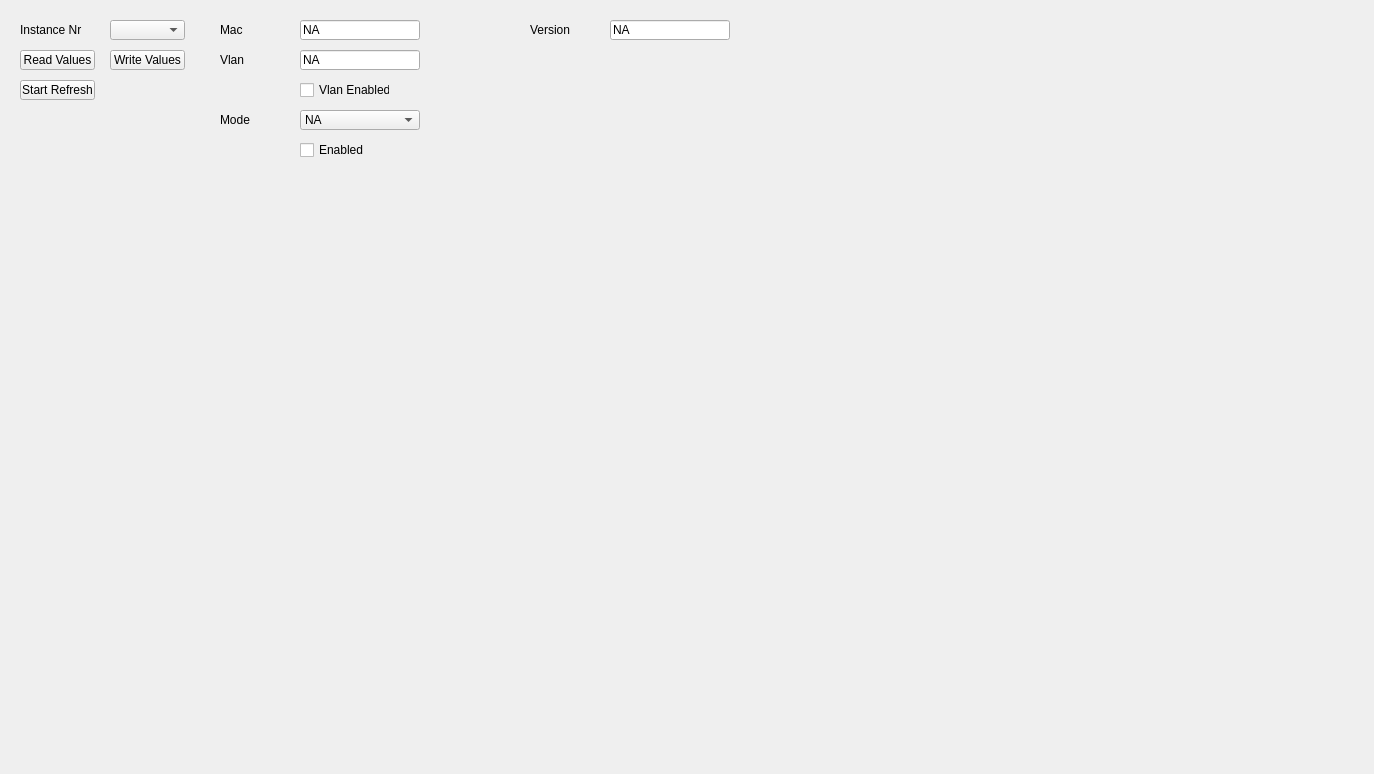
Above: UCM/Library/UniversalConfigurationManager/RedHsrPrpTab/Ucm_RedHsrPrpTab.ui from NetTimeLogic/UniversalConfigurationManager before the change. Below: the same form after it.
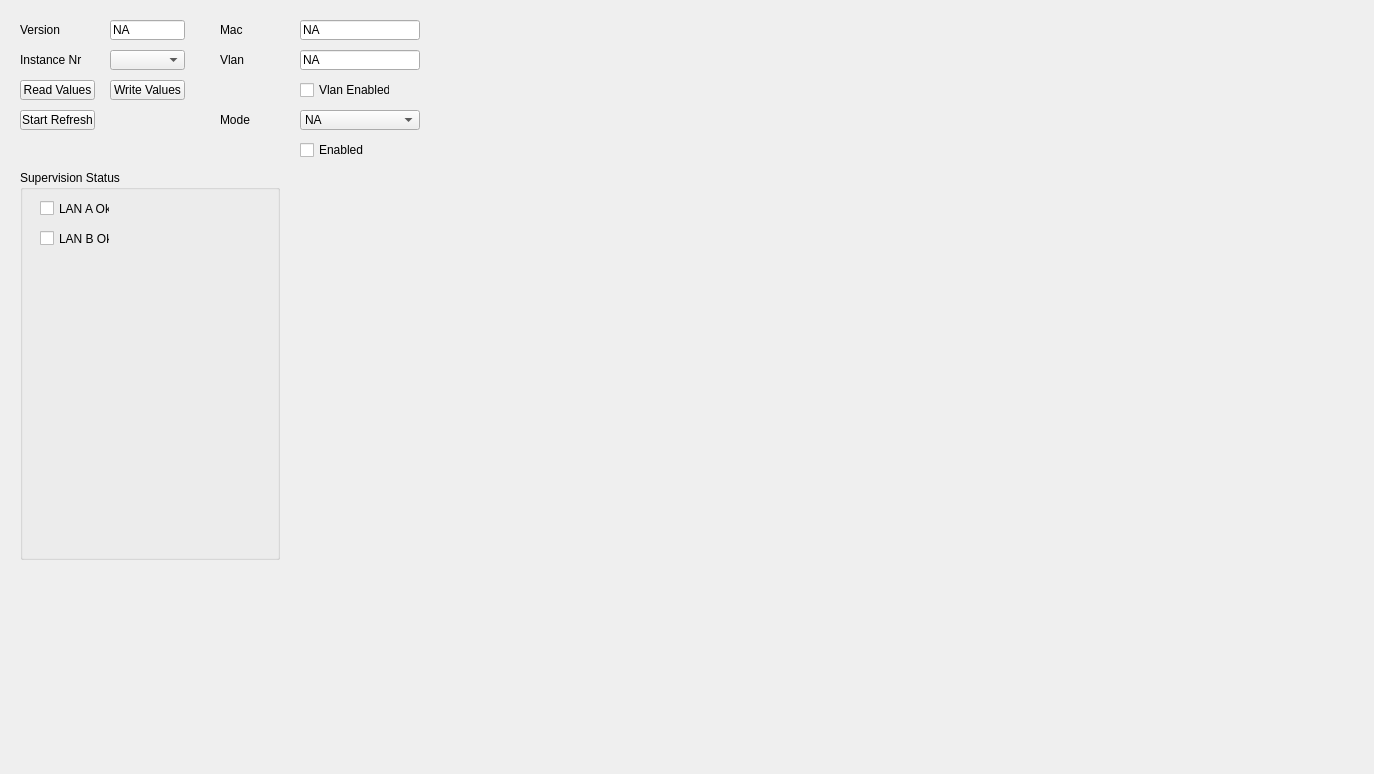
That is the form after the change.

Diff of the .ui file:
```diff
--- a/UCM/Library/UniversalConfigurationManager/RedHsrPrpTab/Ucm_RedHsrPrpTab.ui
+++ b/UCM/Library/UniversalConfigurationManager/RedHsrPrpTab/Ucm_RedHsrPrpTab.ui
@@ -63,7 +63,7 @@
    <property name="geometry">
     <rect>
      <x>110</x>
-     <y>50</y>
+     <y>80</y>
      <width>75</width>
      <height>20</height>
     </rect>
@@ -78,9 +78,9 @@
    </property>
    <property name="geometry">
     <rect>
-     <x>610</x>
+     <x>110</x>
      <y>20</y>
-     <width>120</width>
+     <width>75</width>
      <height>20</height>
     </rect>
    </property>
@@ -95,7 +95,7 @@
    <property name="geometry">
     <rect>
      <x>110</x>
-     <y>20</y>
+     <y>50</y>
      <width>75</width>
      <height>20</height>
     </rect>
@@ -105,7 +105,7 @@
    <property name="geometry">
     <rect>
      <x>20</x>
-     <y>80</y>
+     <y>110</y>
      <width>75</width>
      <height>20</height>
     </rect>
@@ -118,7 +118,7 @@
    <property name="geometry">
     <rect>
      <x>20</x>
-     <y>20</y>
+     <y>50</y>
      <width>80</width>
      <height>20</height>
     </rect>
@@ -202,7 +202,7 @@
    <property name="geometry">
     <rect>
      <x>20</x>
-     <y>50</y>
+     <y>80</y>
      <width>75</width>
      <height>20</height>
     </rect>
@@ -214,7 +214,7 @@
   <widget class="QLabel" name="RedHsrPrpVersionLabel">
    <property name="geometry">
     <rect>
-     <x>530</x>
+     <x>20</x>
      <y>20</y>
      <width>80</width>
      <height>20</height>
@@ -237,6 +237,54 @@
     <string>Mode</string>
    </property>
   </widget>
+  <widget class="QGroupBox" name="RedHsrPrpSupervisionStatusGroupBox">
+   <property name="geometry">
+    <rect>
+     <x>20</x>
+     <y>170</y>
+     <width>260</width>
+     <height>390</height>
+    </rect>
+   </property>
+   <property name="title">
+    <string>Supervision Status</string>
+   </property>
+   <widget class="QCheckBox" name="RedHsrPrpLanACheckBox">
+    <property name="enabled">
+     <bool>true</bool>
+    </property>
+    <property name="geometry">
+     <rect>
+      <x>20</x>
+      <y>30</y>
+      <width>70</width>
+      <height>17</height>
+     </rect>
+    </property>
+    <property name="text">
+     <string>LAN A Ok</string>
+    </property>
+    <property name="checkable">
+     <bool>true</bool>
+    </property>
+   </widget>
+   <widget class="QCheckBox" name="RedHsrPrpLanBCheckBox">
+    <property name="geometry">
+     <rect>
+      <x>20</x>
+      <y>60</y>
+      <width>70</width>
+      <height>17</height>
+     </rect>
+    </property>
+    <property name="text">
+     <string>LAN B Ok</string>
+    </property>
+    <property name="checkable">
+     <bool>true</bool>
+    </property>
+   </widget>
+  </widget>
  </widget>
  <resources/>
  <connections/>
```
